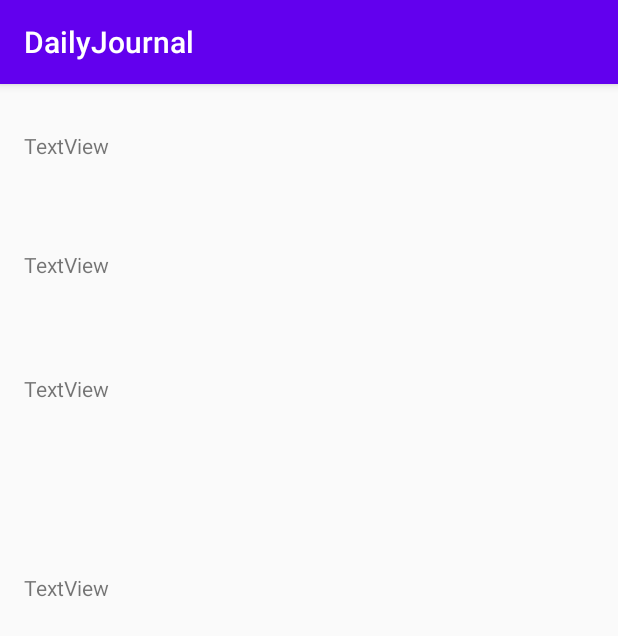
After one commit to JMFord99/DailyJournal, an Android app: the ReadPast screen opened directly, with no data from a screen before it, on a phone screen of 412 x 824 dp. The commit adds this screen. Shown: the top 636 px of the screen. Run offline under Robolectric (Android 15) with nearby library versions, the phone set to English and light mode, and no system bars; network calls fail.

Commit message:
thing actually works

```diff
--- a/Project/app/src/main/java/com/example/dailyjournal/CompleteDailyPrompt.kt
+++ b/Project/app/src/main/java/com/example/dailyjournal/CompleteDailyPrompt.kt
@@ -151,9 +151,6 @@ class CompleteDailyPrompt: Activity() {
                 REQUEST_READ_PERMISSION
             )
 
-            Log.d("saving", "does it save")
-            entry.save(entry, this)
-
             // TODO - return data Intent and finish
             val data = Intent()
             JournalEntry.packageIntent(data, title, mood, status, date.toString(), date.toString(), favorite)
--- a/Project/app/src/main/java/com/example/dailyjournal/JournalEntry.kt
+++ b/Project/app/src/main/java/com/example/dailyjournal/JournalEntry.kt
@@ -120,6 +120,7 @@ class JournalEntry {
 
         val ITEM_SEP = System.getProperty("line.separator")
 
+        val FILE_NAME = "Data.txt"
         val PROMPT = "prompt"
         val STATUS = "status"
         val DATE = "date"
--- /dev/null
+++ b/Project/app/src/main/java/com/example/dailyjournal/ReadPast.kt
@@ -0,0 +1,38 @@
+package com.example.dailyjournal
+
+import android.content.Intent
+import android.os.Bundle
+import android.util.Log
+import android.widget.CalendarView
+import android.widget.TextView
+import androidx.appcompat.app.AppCompatActivity
+
+class ReadPast : AppCompatActivity() {
+
+    override fun onCreate(savedInstanceState: Bundle?) {
+        super.onCreate(savedInstanceState)
+        setContentView(R.layout.read_past)
+
+        var prompt = findViewById<TextView>(R.id.prompt)
+        var entry = findViewById<TextView>(R.id.entry)
+        var mood = findViewById<TextView>(R.id.mood)
+        var date = findViewById<TextView>(R.id.date)
+
+        val arrayList = intent.getStringArrayListExtra("arrayList")
+        val chosen_date = intent.getStringExtra("date")
+
+        if (arrayList != null) {
+            arrayList.forEach {
+                Log.i("test", "XXXXXXXXXXXXXXXXXXXXXXXXXXXXXXX")
+                if (it.contains(chosen_date.toString())){
+
+                    var data = it.split("~")
+                    date.text = chosen_date
+                    prompt.text = data[1]
+                }
+
+            }
+        }
+
+    }
+}
--- /dev/null
+++ b/Project/app/src/main/res/layout/read_past.xml
@@ -0,0 +1,49 @@
+<?xml version="1.0" encoding="utf-8"?>
+<androidx.constraintlayout.widget.ConstraintLayout xmlns:android="http://schemas.android.com/apk/res/android"
+    xmlns:app="http://schemas.android.com/apk/res-auto"
+    xmlns:tools="http://schemas.android.com/tools"
+    android:layout_width="match_parent"
+    android:layout_height="match_parent">
+
+    <TextView
+        android:id="@+id/prompt"
+        android:layout_width="wrap_content"
+        android:layout_height="wrap_content"
+        android:layout_marginStart="16dp"
+        android:layout_marginTop="79dp"
+        android:layout_marginBottom="83dp"
+        android:text="TextView"
+        app:layout_constraintBottom_toBottomOf="@+id/entry"
+        app:layout_constraintStart_toStartOf="parent"
+        app:layout_constraintTop_toTopOf="@+id/date" />
+
+    <TextView
+        android:id="@+id/entry"
+        android:layout_width="wrap_content"
+        android:layout_height="wrap_content"
+        android:layout_marginStart="16dp"
+        android:layout_marginTop="193dp"
+        android:text="TextView"
+        app:layout_constraintStart_toStartOf="parent"
+        app:layout_constraintTop_toTopOf="parent" />
+
+    <TextView
+        android:id="@+id/mood"
+        android:layout_width="wrap_content"
+        android:layout_height="wrap_content"
+        android:layout_marginStart="16dp"
+        android:layout_marginTop="326dp"
+        android:text="TextView"
+        app:layout_constraintStart_toStartOf="parent"
+        app:layout_constraintTop_toTopOf="parent" />
+
+    <TextView
+        android:id="@+id/date"
+        android:layout_width="wrap_content"
+        android:layout_height="wrap_content"
+        android:layout_marginStart="16dp"
+        android:layout_marginTop="31dp"
+        android:text="TextView"
+        app:layout_constraintStart_toStartOf="parent"
+        app:layout_constraintTop_toTopOf="parent" />
+</androidx.constraintlayout.widget.ConstraintLayout>
```
Also changed, not shown: Project/app/src/main/AndroidManifest.xml (+7 -0 lines), Project/app/src/main/java/com/example/dailyjournal/CalenderView.kt (+21 -5 lines), Project/app/src/main/java/com/example/dailyjournal/MainActivity.kt (+38 -4 lines), 1 other file.
